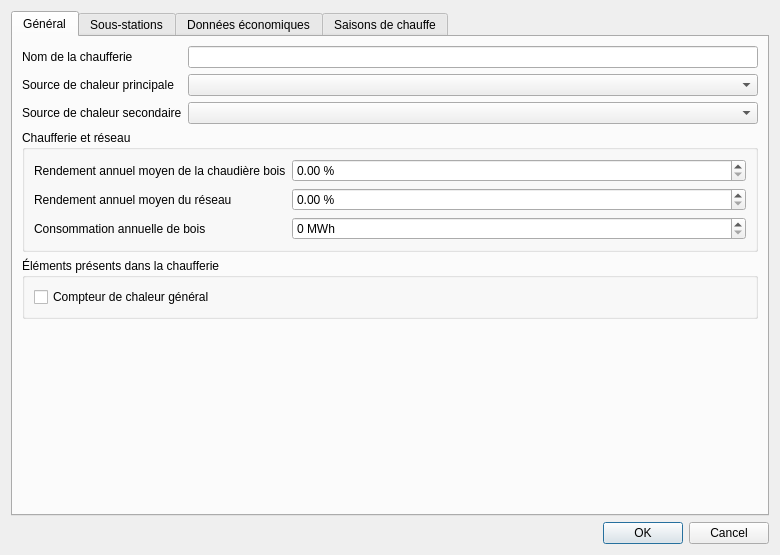
First picture: the form in configurationdialog.ui, repository pyridiss/suivi-chaufferies, before the edit.
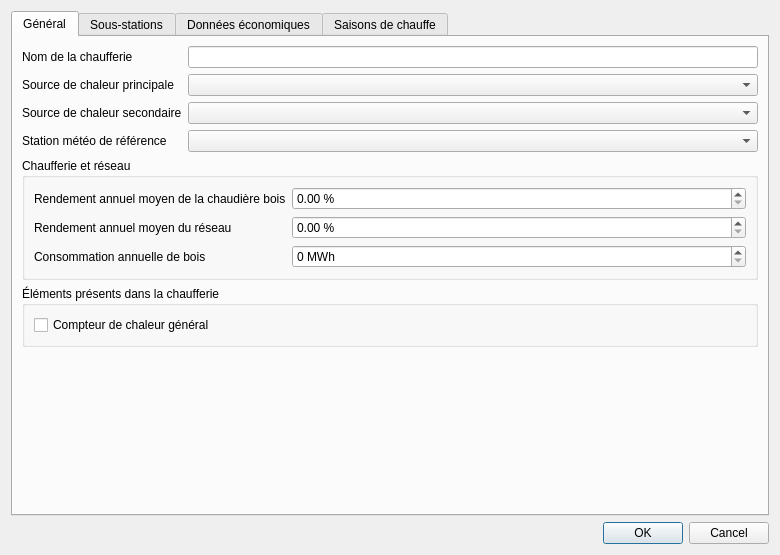
Second picture: the form after the edit. The open tabs and pages were chosen to show the change. Icons and pictures are not drawn.

Commit message: Add weather stations (not used yet).

The edit to the form file:
```diff
--- a/configurationdialog.ui
+++ b/configurationdialog.ui
@@ -75,7 +75,7 @@
          </property>
         </widget>
        </item>
-       <item row="3" column="0" colspan="2">
+       <item row="4" column="0" colspan="2">
         <widget class="QGroupBox" name="groupBox_3">
          <property name="title">
           <string>Chaufferie et réseau</string>
@@ -147,7 +147,7 @@
          </layout>
         </widget>
        </item>
-       <item row="4" column="0" colspan="2">
+       <item row="5" column="0" colspan="2">
         <widget class="QGroupBox" name="groupBox">
          <property name="title">
           <string>Éléments présents dans la chaufferie</string>
@@ -163,6 +163,23 @@
          </layout>
         </widget>
        </item>
+       <item row="3" column="0">
+        <widget class="QLabel" name="label_25">
+         <property name="text">
+          <string>Station météo de référence</string>
+         </property>
+        </widget>
+       </item>
+       <item row="3" column="1">
+        <widget class="QComboBox" name="editWeatherStation">
+         <property name="sizePolicy">
+          <sizepolicy hsizetype="Expanding" vsizetype="Fixed">
+           <horstretch>0</horstretch>
+           <verstretch>0</verstretch>
+          </sizepolicy>
+         </property>
+        </widget>
+       </item>
       </layout>
      </widget>
      <widget class="QWidget" name="tabSubstations">
```
Left out of the diff: 5 changed lines with no effect on the pictures. The commit also changes 4 other files.
